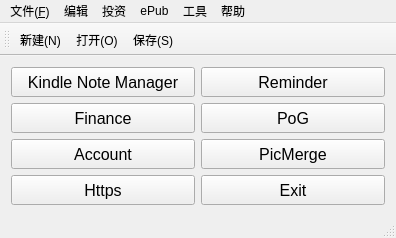
Old version of the form qt_project/qtmainwindow.ui in the repository RockyChing/qt_play.
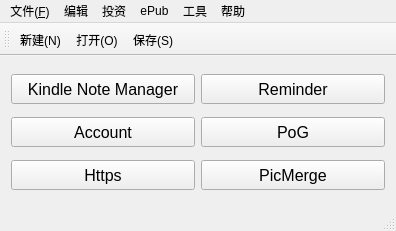
New version of the form. Icons and pictures are not drawn.

```diff
--- a/qt_project/qtmainwindow.ui
+++ b/qt_project/qtmainwindow.ui
@@ -55,24 +55,6 @@
       </property>
      </widget>
     </item>
-    <item row="1" column="0">
-     <widget class="QPushButton" name="btnFinance">
-      <property name="minimumSize">
-       <size>
-        <width>0</width>
-        <height>30</height>
-       </size>
-      </property>
-      <property name="font">
-       <font>
-        <pointsize>12</pointsize>
-       </font>
-      </property>
-      <property name="text">
-       <string>Finance</string>
-      </property>
-     </widget>
-    </item>
     <item row="1" column="1">
      <widget class="QPushButton" name="btnPoG">
       <property name="minimumSize">
@@ -91,24 +73,6 @@
       </property>
      </widget>
     </item>
-    <item row="2" column="0">
-     <widget class="QPushButton" name="btnAccount">
-      <property name="minimumSize">
-       <size>
-        <width>0</width>
-        <height>30</height>
-       </size>
-      </property>
-      <property name="font">
-       <font>
-        <pointsize>12</pointsize>
-       </font>
-      </property>
-      <property name="text">
-       <string>Account</string>
-      </property>
-     </widget>
-    </item>
     <item row="2" column="1">
      <widget class="QPushButton" name="btnPicMerge">
       <property name="minimumSize">
@@ -127,7 +91,25 @@
       </property>
      </widget>
     </item>
-    <item row="3" column="0">
+    <item row="1" column="0">
+     <widget class="QPushButton" name="btnAccount">
+      <property name="minimumSize">
+       <size>
+        <width>0</width>
+        <height>30</height>
+       </size>
+      </property>
+      <property name="font">
+       <font>
+        <pointsize>12</pointsize>
+       </font>
+      </property>
+      <property name="text">
+       <string>Account</string>
+      </property>
+     </widget>
+    </item>
+    <item row="2" column="0">
      <widget class="QPushButton" name="btnHttpsClient">
       <property name="minimumSize">
        <size>
@@ -145,24 +127,6 @@
       </property>
      </widget>
     </item>
-    <item row="3" column="1">
-     <widget class="QPushButton" name="btnExit">
-      <property name="minimumSize">
-       <size>
-        <width>0</width>
-        <height>30</height>
-       </size>
-      </property>
-      <property name="font">
-       <font>
-        <pointsize>12</pointsize>
-       </font>
-      </property>
-      <property name="text">
-       <string>Exit</string>
-      </property>
-     </widget>
-    </item>
    </layout>
   </widget>
   <widget class="QMenuBar" name="menuBar">
```
